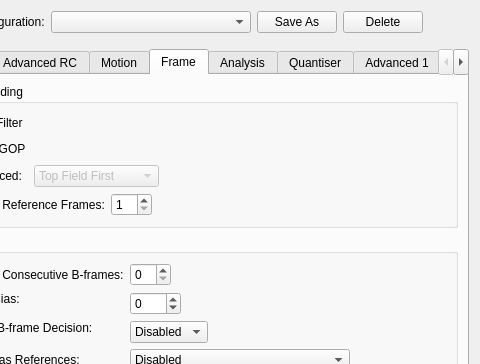
Before: the Qt Designer form avidemux_plugins/ADM_videoEncoder/x265/qt4/x265ConfigDialog.ui in mean00/avidemux2, drawn with Qt 5; both pictures show x 87 to 567 and y 0 to 364 of the 567 by 772 pixel window.
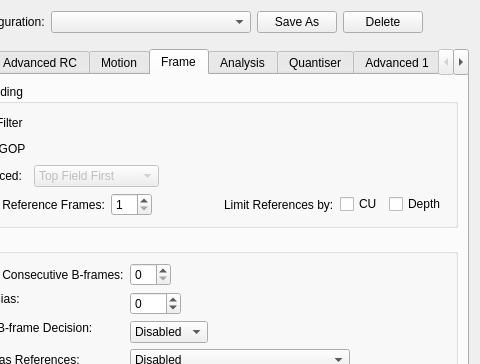
After: the same form once the commit is applied. The open tabs and pages were chosen to show the change.

Commit message: [x265] Add options for reference frame limit

Diff of the .ui file:
```diff
--- a/avidemux_plugins/ADM_videoEncoder/x265/qt4/x265ConfigDialog.ui
+++ b/avidemux_plugins/ADM_videoEncoder/x265/qt4/x265ConfigDialog.ui
@@ -1426,6 +1426,27 @@
               </item>
              </layout>
             </item>
+            <item>
+             <widget class="QLabel" name="label_56">
+              <property name="text">
+               <string>Limit References by:</string>
+              </property>
+             </widget>
+            </item>
+            <item>
+             <widget class="QCheckBox" name="limitRefCUCheckBox">
+              <property name="text">
+               <string>CU</string>
+              </property>
+             </widget>
+            </item>
+            <item>
+             <widget class="QCheckBox" name="limitRefDepthCheckBox">
+              <property name="text">
+               <string>Depth</string>
+              </property>
+             </widget>
+            </item>
            </layout>
           </item>
          </layout>
```
Left out of the diff: 2 changed lines with no effect on the pictures. The commit also changes 8 other files.
